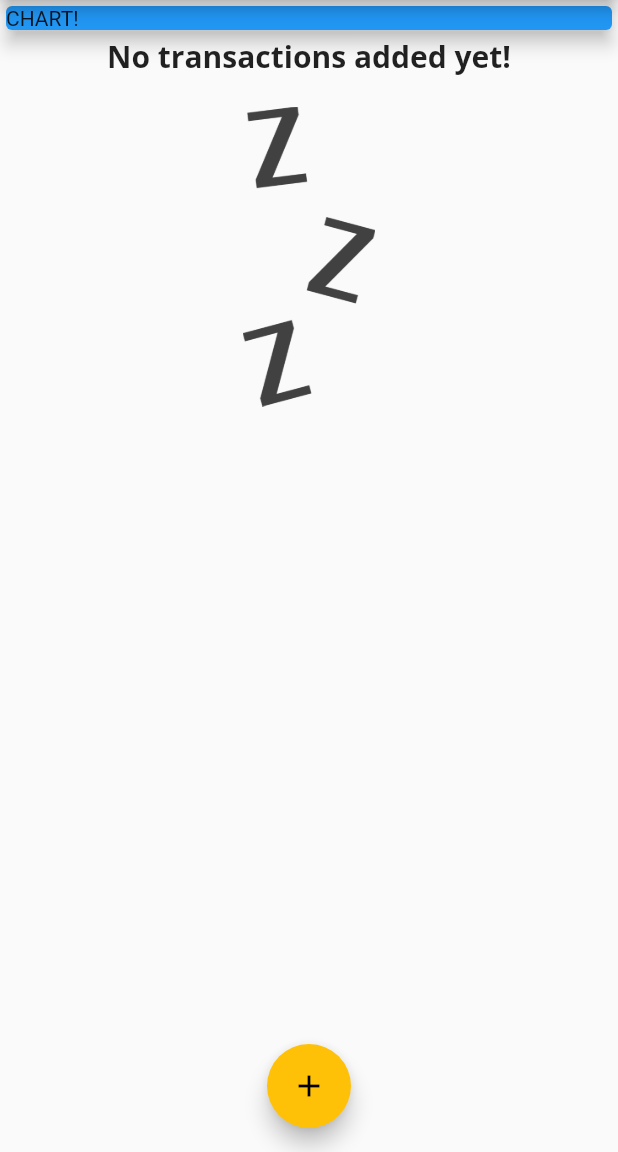
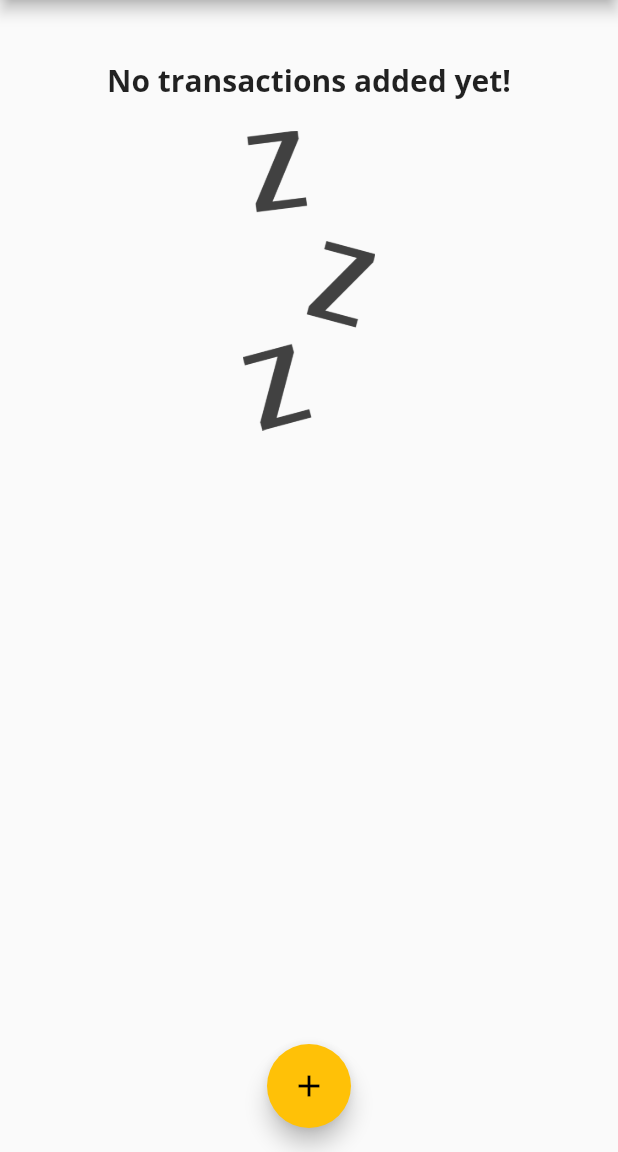
Before and after one commit to shadirvan/Pudget, a Flutter app: the screen it shows after launch, on a phone screen of 412 x 824 dp, the part 84-1236 px from its top. Run offline on Flutter 3.47's test engine with Material 2 defaults, Android fonts, the phone set to English and light mode, and no system bars.

Commit message:
Created  Logic for Chart

```diff
--- /dev/null
+++ b/lib/Widgets/chart.dart
@@ -0,0 +1,41 @@
+import 'package:flutter/material.dart';
+import '../models/transaction.dart';
+
+import 'package:intl/intl.dart';
+
+class Chart extends StatelessWidget {
+  final List<Transaction> recentTransactions;
+  Chart(this.recentTransactions);
+
+  List<Map<String, Object>> get groupedTransactionValues {
+    return List.generate(7, (index) {
+      final WeekDay = DateTime.now().subtract(
+        Duration(days: index),
+      );
+      var totalSum = 0.0;
+
+      for (var i = 0; i < recentTransactions.length; i++) {
+        if (recentTransactions[i].date.day == WeekDay.day &&
+            recentTransactions[i].date.month == WeekDay.month &&
+            recentTransactions[i].date.year == WeekDay.year) {
+          totalSum += recentTransactions[i].amount;
+        }
+      }
+      return {
+        'day': DateFormat.E().format(WeekDay),
+        'amount': totalSum,
+      };
+    });
+  }
+
+  @override
+  Widget build(BuildContext context) {
+    return Card(
+      elevation: 6,
+      margin: EdgeInsets.all(20),
+      child: Row(
+        children: [],
+      ),
+    );
+  }
+}
--- a/lib/main.dart
+++ b/lib/main.dart
@@ -1,6 +1,7 @@
 import 'dart:ui';
 
 import 'package:flutter/material.dart';
+import './Widgets/chart.dart';
 
 import './widgets/new_transaction.dart';
 import './widgets/transaction_list.dart';
@@ -58,6 +59,16 @@ class _MyHomePageState extends State<MyHomePage> {
     // ),
   ];
 
+  List<Transaction> get _recentTransactions {
+    return _userTransactions.where((tx) {
+      return tx.date.isAfter(
+        DateTime.now().subtract(
+          Duration(days: 7),
+        ),
+      );
+    }).toList();
+  }
+
   void _addNewTransaction(String txTitle, double txAmount) {
     final newTx = Transaction(
       title: txTitle,
@@ -101,14 +112,7 @@ class _MyHomePageState extends State<MyHomePage> {
           // mainAxisAlignment: MainAxisAlignment.start,
           crossAxisAlignment: CrossAxisAlignment.stretch,
           children: <Widget>[
-            Container(
-              width: double.infinity,
-              child: Card(
-                color: Colors.blue,
-                child: Text('CHART!'),
-                elevation: 5,
-              ),
-            ),
+            Chart(_recentTransactions),
             TransactionList(_userTransactions),
           ],
         ),
```
